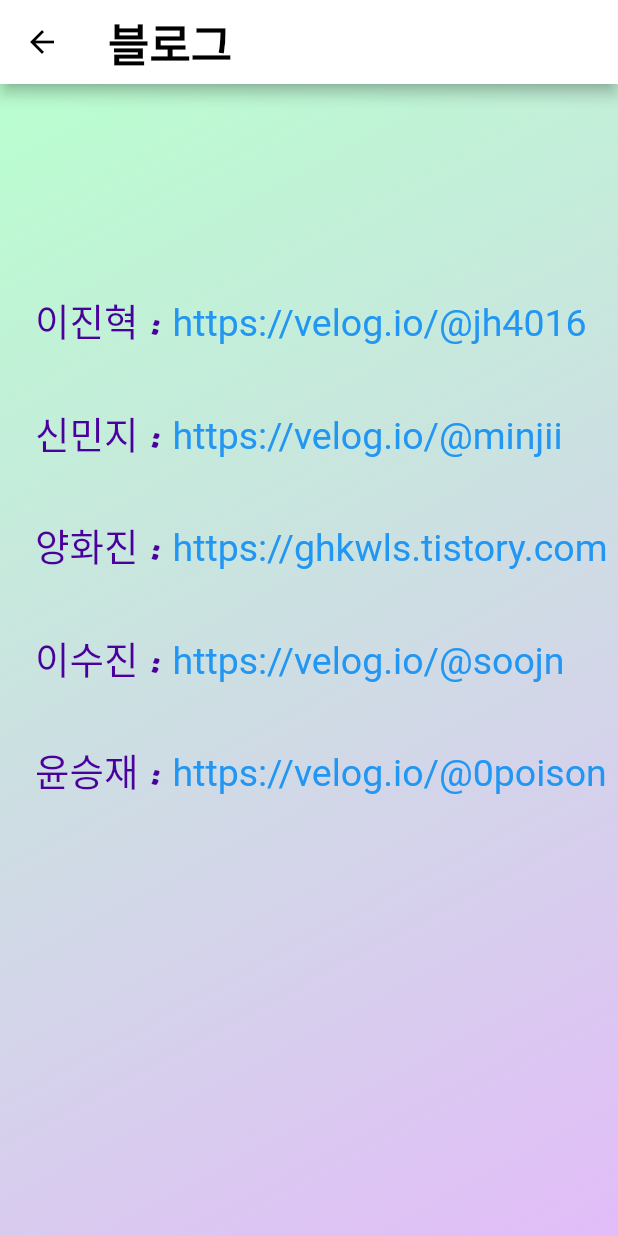
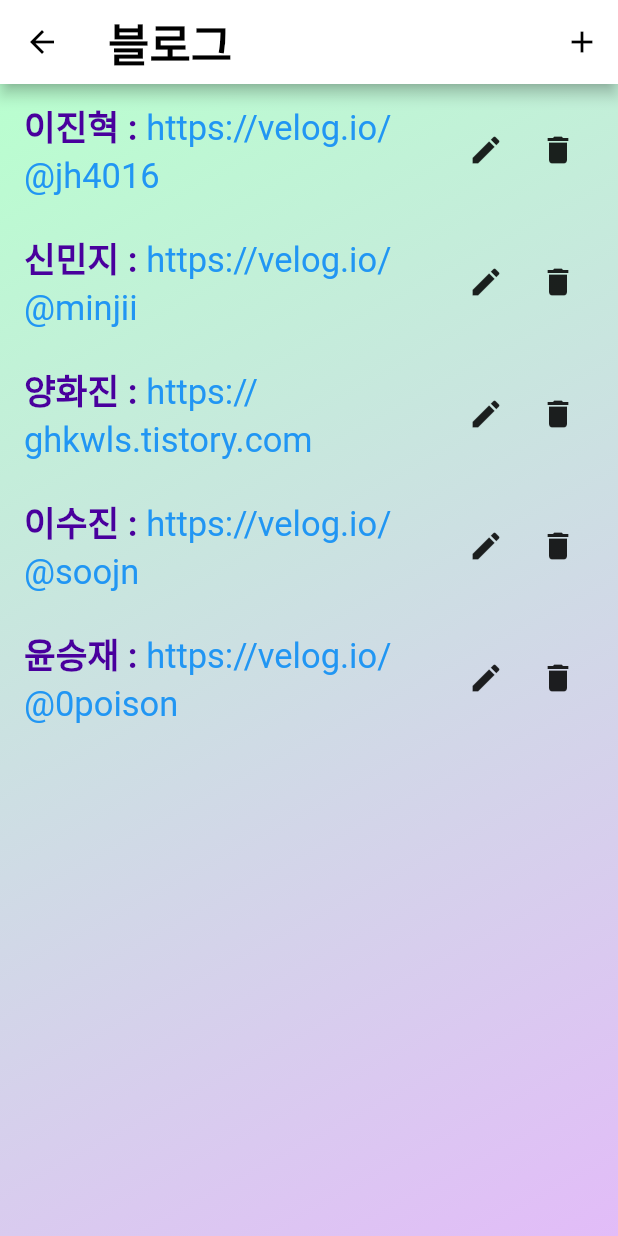
Before and after one commit to jh4016/team-project, a Flutter app: the screen it shows after launch, after a tap on "블로그", on a phone screen of 412 x 824 dp. Run offline on Flutter 3.47's test engine with Material 2 defaults, Android fonts, the phone set to English and light mode, and no system bars; our stand-ins replace shared_preferences; network calls fail; Roboto replaces fonts that are missing (BMEULIROTTF, BMJUA, BMYEONSUNG).

Commit message:
blog add 추가

```diff
--- a/lib/HomePage.dart
+++ b/lib/HomePage.dart
@@ -61,7 +61,7 @@ class HomePage extends StatelessWidget {
             } else if (index == 2) {
               pageWidget = PromisePage();
             } else if (index == 3) {
-              pageWidget = blog(context);
+              pageWidget = BlogPage();
             } else {
               // index에 해당하는 페이지가 없는 경우 처리할 내용을 추가합니다.
               // 예를 들어, 에러 페이지를 표시하거나 기본 페이지로 이동할 수 있습니다.
--- a/lib/blog.dart
+++ b/lib/blog.dart
@@ -1,16 +1,230 @@
 import 'package:flutter/gestures.dart';
 import 'package:flutter/material.dart';
+import 'package:shared_preferences/shared_preferences.dart';
 import 'package:url_launcher/url_launcher.dart';
 
-/*중요 파일*/
-Widget blog(BuildContext context) {
-  return Scaffold(
+class BlogPage extends StatefulWidget {
+  @override
+  _BlogPageState createState() => _BlogPageState();
+}
+
+class _BlogPageState extends State<BlogPage> {
+  TextEditingController urlController = TextEditingController();
+  TextEditingController nameController = TextEditingController();
+  List<String> blogUrls = [];
+  List<String> names = [];
+
+  @override
+  void initState() {
+    super.initState();
+    loadBlogs();
+  }
+
+  Future<void> loadBlogs() async {
+    SharedPreferences prefs = await SharedPreferences.getInstance();
+    setState(() {
+      blogUrls = prefs.getStringList('blogUrls') ??
+          [
+            'https://velog.io/@jh4016',
+            'https://velog.io/@minjii',
+            'https://ghkwls.tistory.com',
+            'https://velog.io/@soojn',
+            'https://velog.io/@0poison',
+          ];
+      names = prefs.getStringList('names') ??
+          [
+            '이진혁',
+            '신민지',
+            '양화진',
+            '이수진',
+            '윤승재',
+          ];
+    });
+  }
+
+  Future<void> saveBlogs() async {
+    SharedPreferences prefs = await SharedPreferences.getInstance();
+    await prefs.setStringList('blogUrls', blogUrls);
+    await prefs.setStringList('names', names);
+  }
+
+  void addBlog(String url, String name) {
+    setState(() {
+      blogUrls.add(url);
+      names.add(name);
+      saveBlogs();
+    });
+    urlController.clear();
+    nameController.clear();
+  }
+
+  void deleteBlog(int index) {
+    showDialog(
+      context: context,
+      builder: (BuildContext context) {
+        return AlertDialog(
+          title: Text('블로그 삭제'),
+          content: Text('정말로 이 블로그를 삭제하시겠습니까?'),
+          actions: [
+            TextButton(
+              child: Text('취소'),
+              onPressed: () {
+                Navigator.pop(context);
+              },
+            ),
+            TextButton(
+              child: Text('삭제'),
+              onPressed: () {
+                setState(() {
+                  blogUrls.removeAt(index);
+                  names.removeAt(index);
+                  saveBlogs();
+                });
+                Navigator.pop(context);
+              },
+            ),
+          ],
+        );
+      },
+    );
+  }
+
+  void editBlog(int index) {
+    String initialUrl = blogUrls[index];
+    String initialName = names[index];
+    TextEditingController urlEditController =
+    TextEditingController(text: initialUrl);
+    TextEditingController nameEditController =
+    TextEditingController(text: initialName);
+
+    showDialog(
+      context: context,
+      builder: (BuildContext context) {
+        return AlertDialog(
+          title: Text('블로그 수정'),
+          content: Column(
+            mainAxisSize: MainAxisSize.min,
+            children: [
+              TextField(
+                controller: urlEditController,
+                decoration: InputDecoration(labelText: 'URL'),
+              ),
+              TextField(
+                controller: nameEditController,
+                decoration: InputDecoration(labelText: 'Name'),
+              ),
+            ],
+          ),
+          actions: [
+            TextButton(
+              child: Text('취소'),
+              onPressed: () {
+                Navigator.pop(context);
+              },
+            ),
+            TextButton(
+              child: Text('저장'),
+              onPressed: () {
+                setState(() {
+                  blogUrls[index] = initialUrl;
+                  names[index] = initialName;
+                  saveBlogs();
+                });
+                Navigator.pop(context);
+              },
+            ),
+          ],
+        );
+      },
+    );
+  }
+
+  void showAddEntryDialog(BuildContext context) {
+    String newBlogURls = '';
+    String newNames = '';
+    showDialog(
+      context: context,
+      builder: (BuildContext context) {
+        return AlertDialog(
+          title: Text('새로운 블로그 추가'),
+          content: Column(
+            mainAxisSize: MainAxisSize.min,
+            children: [
+              TextField(
+                controller: urlController,
+                decoration: InputDecoration(labelText: 'URL'),
+                onChanged: (value) {
+                  newBlogURls = value;
+                },
+              ),
+              TextField(
+                controller: nameController,
+                decoration: InputDecoration(labelText: 'Name'),
+                onChanged: (value) {
+                  newNames = value;
+                },
+              ),
+            ],
+          ),
+          actions: [
+            TextButton(
+              child: Text('취소'),
+              onPressed: () {
+                Navigator.pop(context);
+              },
+            ),
+            TextButton(
+              child: Text('추가'),
+              onPressed: () {
+                addBlog(newBlogURls, newNames);
+                Navigator.pop(context);
+              },
+            ),
+          ],
+        );
+      },
+    );
+  }
+
+  void launchUrl(Uri uri) async {
+    if (await canLaunch(uri.toString())) {
+      await launch(uri.toString());
+    } else {
+      showDialog(
+        context: context,
+        builder: (BuildContext context) {
+          return AlertDialog(
+            title: Text('오류'),
+            content: Text('URL을 열 수 없습니다.'),
+            actions: [
+              TextButton(
+                child: Text('닫기'),
+                onPressed: () {
+                  Navigator.pop(context);
+                },
+              ),
+            ],
+          );
+        },
+      );
+    }
+  }
+
+  @override
+  Widget build(BuildContext context) {
+    return WillPopScope(
+      onWillPop: () async {
+        saveBlogs();
+        return true;
+      },
+      child: Scaffold(
         appBar: AppBar(
           backgroundColor: Colors.white,
           leading: IconButton(
-        icon: Icon(Icons.arrow_back), color: Color(0xFF000000), // 앱바 아이콘 색상
+            icon: Icon(Icons.arrow_back),
+            color: Color(0xFF000000),
             onPressed: () {
-          Navigator.pop(context); // 뒤로 가기 버튼 동작
+              Navigator.pop(context);
             },
           ),
           title: Text(
@@ -19,8 +233,18 @@ Widget blog(BuildContext context) {
               fontSize: 30,
               fontWeight: FontWeight.bold,
               color: Color(0xFF000000),
+              fontFamily: 'BMEULIROTTF',
             ),
           ),
+          actions: [
+            IconButton(
+              icon: Icon(Icons.add),
+              color: Color(0xFF000000),
+              onPressed: () {
+                showAddEntryDialog(context);
+              },
+            ),
+          ],
         ),
         body: Container(
           decoration: BoxDecoration(
@@ -35,92 +259,71 @@ Widget blog(BuildContext context) {
           ),
           child: Center(
             child: ListView.builder(
-          itemCount: 1,
+              itemCount: blogUrls.length,
               itemBuilder: (context, index) {
                 return Center(
                   child: Container(
+                    padding: EdgeInsets.symmetric(vertical: 8, horizontal: 16),
+                    margin: EdgeInsets.symmetric(vertical: 4),
+                    decoration: BoxDecoration(
+                      color: Colors.transparent,
+                      borderRadius: BorderRadius.circular(10),
+                    ),
+                    child: Row(
+                      children: [
+                        Expanded(
                           child: RichText(
                             text: TextSpan(
                               style: TextStyle(
-                    fontSize: 25,
+                                fontSize: 23,
                                 fontWeight: FontWeight.normal,
                                 color: Color(0xFF49009D),
-                    height: 1.4, // 줄 간격 조정
-                    fontFamily: 'script'
+                                height: 1.4,
                               ),
                               children: [
                                 TextSpan(
-                      text: '\n\n\n\n\t 이진혁 : ',
+                                  text: "${names[index]} : ",
+                                  style: TextStyle(
+                                    fontWeight: FontWeight.bold,
+                                    fontFamily: 'BMJUA',
+                                  ),
                                 ),
                                 TextSpan(
-                      text: 'https://velog.io/@jh4016',
+                                  text: blogUrls[index],
                                   style: TextStyle(
                                     color: Colors.blue,
+                                    fontFamily: 'BMYEONSUNG',
                                   ),
                                   recognizer: TapGestureRecognizer()
                                     ..onTap = () {
-                          launchUrl(Uri.parse('https://velog.io/@jh4016'));
+                                      launchUrl(Uri.parse(blogUrls[index]));
                                     },
                                 ),
-                    TextSpan(
-                      text: '\n\n\t 신민지 : ',
-                    ),
-                    TextSpan(
-                      text: 'https://velog.io/@minjii',
-                      style: TextStyle(
-                        color: Colors.blue,
-                      ),
-                      recognizer: TapGestureRecognizer()
-                        ..onTap = () {
-                          launchUrl(Uri.parse('https://velog.io/@minjii'));
-                        },
-                    ),
-                    TextSpan(
-                      text: '\n\n\t 양화진 : ',
-                    ),
-                    TextSpan(
-                      text: 'https://ghkwls.tistory.com',
-                      style: TextStyle(
-                        color: Colors.blue,
-                      ),
-                      recognizer: TapGestureRecognizer()
-                        ..onTap = () {
-                          launchUrl(Uri.parse('https://ghkwls.tistory.com'));
-                        },
-                    ),
-                    TextSpan(
-                      text: '\n\n\t 이수진 : ',
-                    ),
-                    TextSpan(
-                      text: 'https://velog.io/@soojn',
-                      style: TextStyle(
-                        color: Colors.blue,
-                      ),
-                      recognizer: TapGestureRecognizer()
-                        ..onTap = () {
-                          launchUrl(Uri.parse('https://velog.io/@soojn'));
-                        },
-                    ),
-                    TextSpan(
-                      text: '\n\n\t 윤승재 : ',
-                    ),
-                    TextSpan(
-                      text: 'https://velog.io/@0poison',
-                      style: TextStyle(
-                        color: Colors.blue,
-                      ),
-                      recognizer: TapGestureRecognizer()
-                        ..onTap = () {
-                          launchUrl(Uri.parse('https://velog.io/@0poison'));
-                        },
-                    )
                               ],
                             ),
                           ),
-            ));
+                        ),
+                        IconButton(
+                          icon: Icon(Icons.edit),
+                          onPressed: () {
+                            editBlog(index);
                           },
+                        ),
+                        IconButton(
+                          icon: Icon(Icons.delete),
+                          onPressed: () {
+                            deleteBlog(index);
+                          },
+                        ),
+                      ],
+                    ),
+                  ),
+                );
+              },
+            ),
           ),
         ),
       ),
     );
   }
+}
```
Lines whose indentation alone changed are shown as unchanged.
